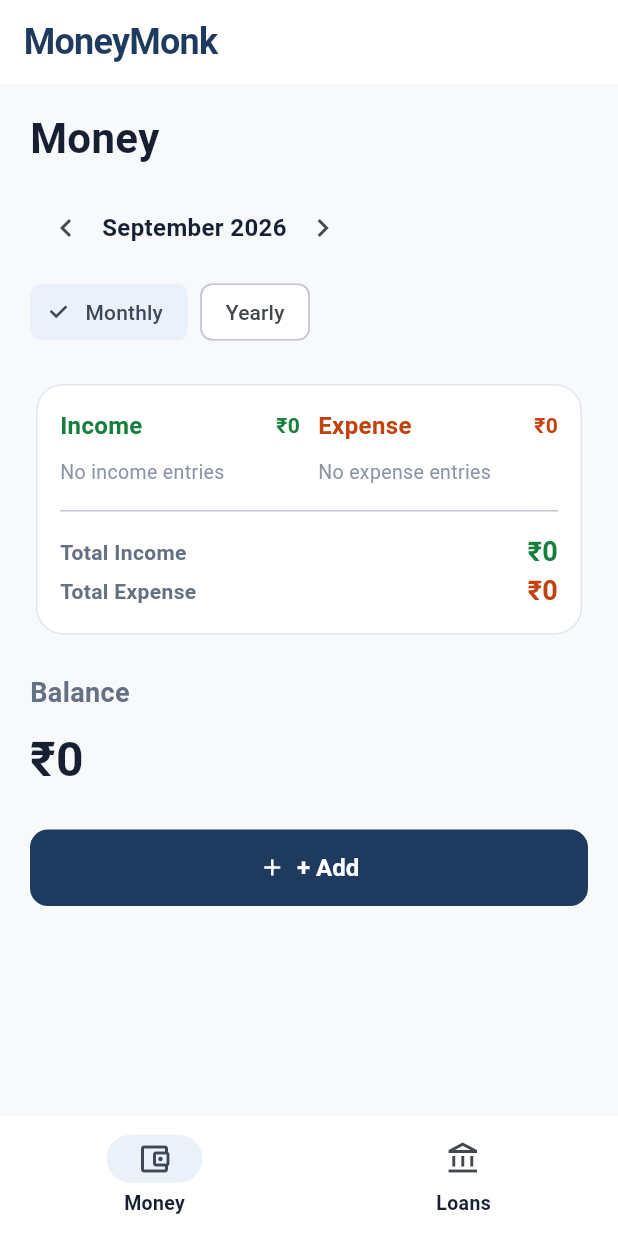
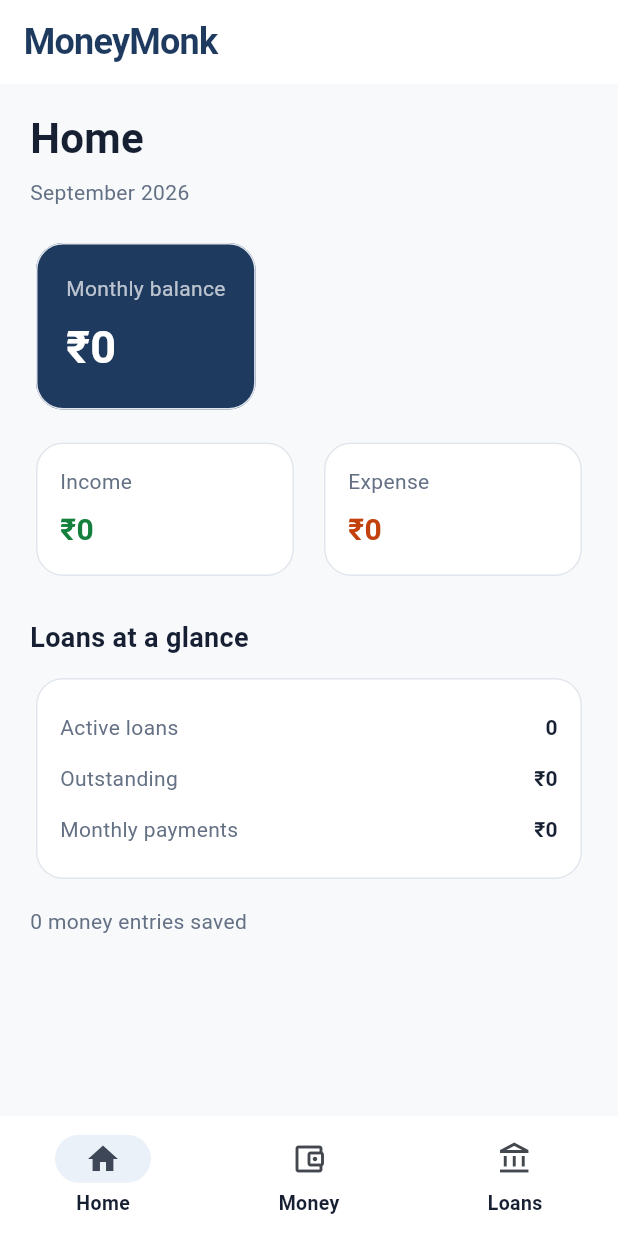
Before and after one commit to masoodmsdk-create/MoneyMonk, a Flutter app: the screen it shows after launch, on a phone screen of 412 x 824 dp. Run offline on Flutter 3.47's test engine with Material 3 defaults, Android fonts, the phone set to English and light mode, and no system bars; our stand-ins replace shared_preferences.

Commit message:
Add Home Summary dashboard screen and update navigation

```diff
--- a/lib/main.dart
+++ b/lib/main.dart
@@ -592,6 +592,15 @@
   @override
   Widget build(BuildContext context) {
     final screens = <Widget>[
+      HomeSummaryScreen(
+        moneyEntries: _moneyEntries,
+        loanEntries: _loanEntries,
+        selectedMonth: _selectedMonth,
+        monthlyIncome: _getMoneyTotal(MoneyEntryType.income),
+        monthlyExpense: _getMoneyTotal(MoneyEntryType.expense),
+        onMoneyTap: () => setState(() => _selectedIndex = 1),
+        onLoansTap: () => setState(() => _selectedIndex = 2),
+      ),
       MoneyScreen(
         entries: _moneyEntries,
         selectedMonth: _selectedMonth,
@@ -640,6 +649,11 @@
         },
         destinations: const [
           NavigationDestination(
+            icon: Icon(Icons.home_outlined),
+            selectedIcon: Icon(Icons.home),
+            label: 'Home',
+          ),
+          NavigationDestination(
             icon: Icon(Icons.account_balance_wallet_outlined),
             label: 'Money',
           ),
@@ -651,6 +665,104 @@
       ),
     );
   }
+}
+
+class HomeSummaryScreen extends StatelessWidget {
+  const HomeSummaryScreen({
+    super.key,
+    required this.moneyEntries,
+    required this.loanEntries,
+    required this.selectedMonth,
+    required this.monthlyIncome,
+    required this.monthlyExpense,
+    required this.onMoneyTap,
+    required this.onLoansTap,
+  });
+
+  final List<MoneyEntry> moneyEntries;
+  final List<LoanEntry> loanEntries;
+  final DateTime selectedMonth;
+  final int monthlyIncome;
+  final int monthlyExpense;
+  final VoidCallback onMoneyTap;
+  final VoidCallback onLoansTap;
+
+  @override
+  Widget build(BuildContext context) {
+    final balance = monthlyIncome - monthlyExpense;
+    final outstanding = loanEntries.fold<int>(0, (sum, loan) => sum + loan.outstandingAmountInPaise);
+    final monthlyEmi = loanEntries.fold<int>(0, (sum, loan) => sum + loan.emiInPaise + loan.extraEmiInPaise);
+    final highestRateLoan = loanEntries.isEmpty ? null : loanEntries.reduce(
+      (a, b) => a.interestRatePerAnnum >= b.interestRatePerAnnum ? a : b,
+    );
+
+    return SingleChildScrollView(
+      child: Column(crossAxisAlignment: CrossAxisAlignment.start, children: [
+        const SizedBox(height: 8),
+        const Text('Home', style: TextStyle(fontSize: 28, fontWeight: FontWeight.w700, color: moneyMonkPrimaryText)),
+        const SizedBox(height: 6),
+        Text(DateFormat('MMMM yyyy').format(selectedMonth), style: const TextStyle(color: moneyMonkSecondaryText)),
+        const SizedBox(height: 20),
+        InkWell(
+          onTap: onMoneyTap,
+          borderRadius: BorderRadius.circular(18),
+          child: Card(
+            color: moneyMonkNavy,
+            child: Padding(
+            padding: const EdgeInsets.all(20),
+            child: Column(crossAxisAlignment: CrossAxisAlignment.start, children: [
+              const Text('Monthly balance', style: TextStyle(color: Colors.white70, fontSize: 14)),
+              const SizedBox(height: 8),
+              Text(_formatCurrency(balance), style: const TextStyle(color: Colors.white, fontSize: 30, fontWeight: FontWeight.w700)),
+            ]),
+            ),
+          ),
+        ),
+        const SizedBox(height: 14),
+        Row(children: [
+          Expanded(child: _SummaryTile(label: 'Income', value: _formatCurrency(monthlyIncome), color: moneyMonkIncome, onTap: onMoneyTap)),
+          const SizedBox(width: 12),
+          Expanded(child: _SummaryTile(label: 'Expense', value: _formatCurrency(monthlyExpense), color: moneyMonkExpense, onTap: onMoneyTap)),
+        ]),
+        const SizedBox(height: 24),
+        const Text('Loans at a glance', style: TextStyle(fontSize: 18, fontWeight: FontWeight.w600, color: moneyMonkPrimaryText)),
+        const SizedBox(height: 10),
+        InkWell(
+          onTap: onLoansTap,
+          borderRadius: BorderRadius.circular(18),
+          child: Card(child: Padding(padding: const EdgeInsets.all(16), child: Column(children: [
+          _SummaryLine('Active loans', '${loanEntries.length}'),
+          _SummaryLine('Outstanding', _formatCurrency(outstanding)),
+          _SummaryLine('Monthly payments', _formatCurrency(monthlyEmi)),
+          if (highestRateLoan != null) _SummaryLine('Highest ROI', '${highestRateLoan.name} (${highestRateLoan.interestRatePerAnnum.toStringAsFixed(2)}%)'),
+          ]))),
+        ),
+        const SizedBox(height: 14),
+        Text('${moneyEntries.length} money entries saved', style: const TextStyle(color: moneyMonkSecondaryText)),
+      ]),
+    );
+  }
+
+  static String _formatCurrency(int paise) => NumberFormat.currency(locale: 'en_IN', symbol: '₹', decimalDigits: paise % 100 == 0 ? 0 : 2).format(paise / 100);
+}
+
+class _SummaryTile extends StatelessWidget {
+  const _SummaryTile({required this.label, required this.value, required this.color, required this.onTap});
+  final String label;
+  final String value;
+  final Color color;
+  final VoidCallback onTap;
+
+  @override
+  Widget build(BuildContext context) => InkWell(onTap: onTap, borderRadius: BorderRadius.circular(18), child: Card(child: Padding(padding: const EdgeInsets.all(16), child: Column(crossAxisAlignment: CrossAxisAlignment.start, children: [Text(label, style: const TextStyle(color: moneyMonkSecondaryText)), const SizedBox(height: 8), Text(value, style: TextStyle(fontSize: 20, fontWeight: FontWeight.w700, color: color))]))));
+}
+
+class _SummaryLine extends StatelessWidget {
+  const _SummaryLine(this.label, this.value);
+  final String label;
+  final String value;
+  @override
+  Widget build(BuildContext context) => Padding(padding: const EdgeInsets.symmetric(vertical: 7), child: Row(mainAxisAlignment: MainAxisAlignment.spaceBetween, children: [Text(label, style: const TextStyle(color: moneyMonkSecondaryText)), Flexible(child: Text(value, textAlign: TextAlign.right, style: const TextStyle(fontWeight: FontWeight.w600)))]));
 }
 
 class MoneyScreen extends StatelessWidget {
```
